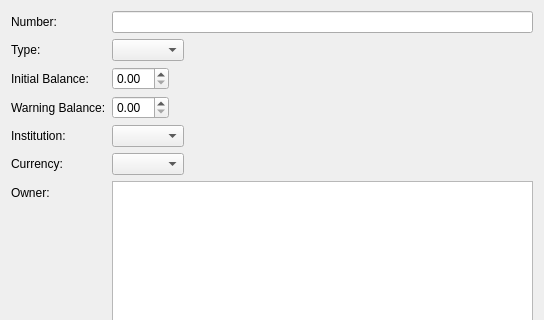
Before: the Qt Designer form src/ui/addaccountdialog.ui in KindVador/Accountancy, drawn with Qt 5; both pictures show x 0 to 544 and y 0 to 320 of the 544 by 846 pixel window.
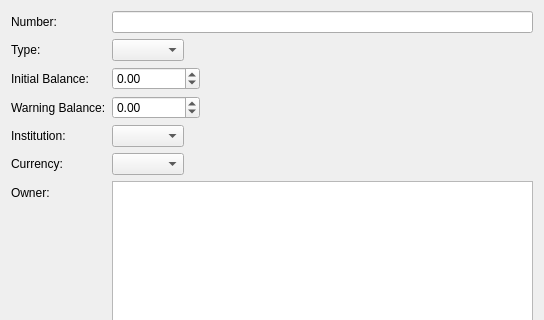
After: the same form once the commit is applied.

Commit message: change minimum and maximum values

Patch:
```diff
--- a/src/ui/addaccountdialog.ui
+++ b/src/ui/addaccountdialog.ui
@@ -47,7 +47,14 @@
       </widget>
      </item>
      <item row="2" column="1">
-      <widget class="QDoubleSpinBox" name="initialBalanceDoubleSpinBox"/>
+      <widget class="QDoubleSpinBox" name="initialBalanceDoubleSpinBox">
+       <property name="minimum">
+        <double>-9999999999.000000000000000</double>
+       </property>
+       <property name="maximum">
+        <double>9999999999.000000000000000</double>
+       </property>
+      </widget>
      </item>
      <item row="3" column="0">
       <widget class="QLabel" name="warningBalanceLabel">
@@ -57,7 +64,14 @@
       </widget>
      </item>
      <item row="3" column="1">
-      <widget class="QDoubleSpinBox" name="warningBalanceDoubleSpinBox"/>
+      <widget class="QDoubleSpinBox" name="warningBalanceDoubleSpinBox">
+       <property name="minimum">
+        <double>-9999999999.000000000000000</double>
+       </property>
+       <property name="maximum">
+        <double>9999999999.000000000000000</double>
+       </property>
+      </widget>
      </item>
      <item row="4" column="0">
       <widget class="QLabel" name="institutionLabel">
```
